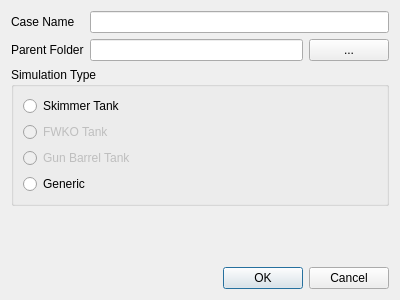
This is popUpNew.ui in Eng-RSMY/petroFoam as Qt 5 draws it before an edit. The edited form follows.
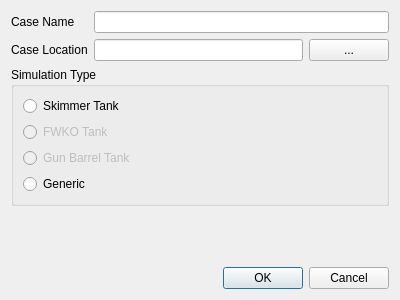
This is the edited form. Icons and pictures are not drawn.

What changed in the file:
```diff
--- a/popUpNew.ui
+++ b/popUpNew.ui
@@ -27,7 +27,7 @@
      <item row="1" column="0">
       <widget class="QLabel" name="label_2">
        <property name="text">
-        <string>Parent Folder</string>
+        <string>Case Location</string>
        </property>
       </widget>
      </item>
```
Left out of the diff: 6 changed lines with no effect on the pictures.
